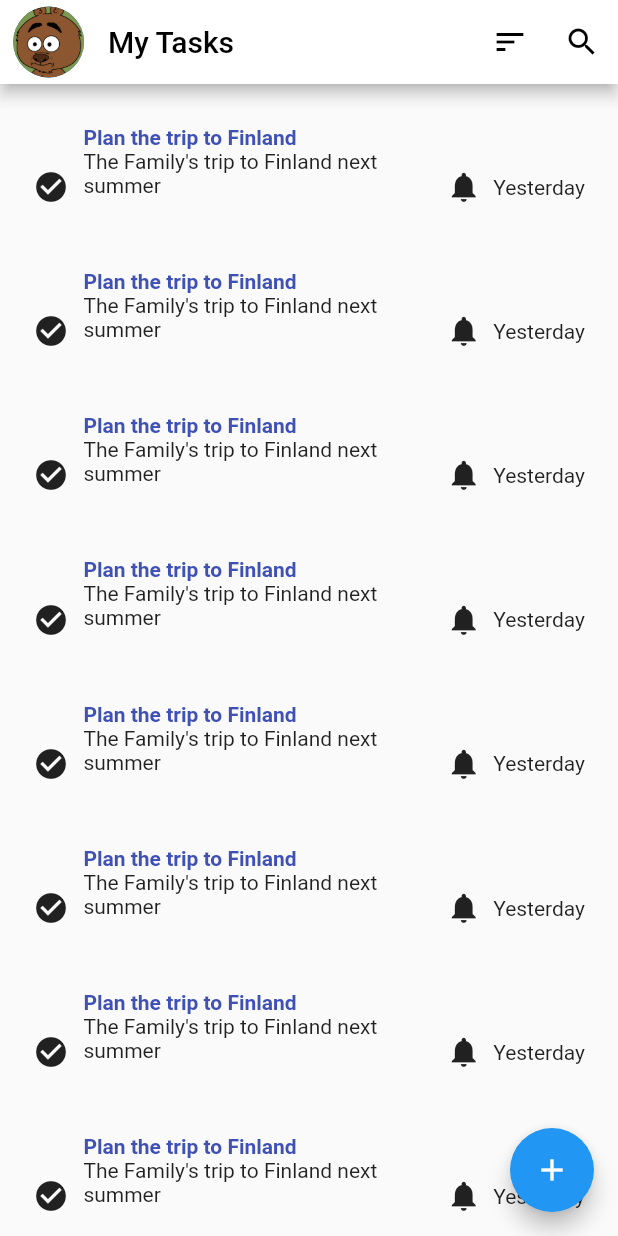
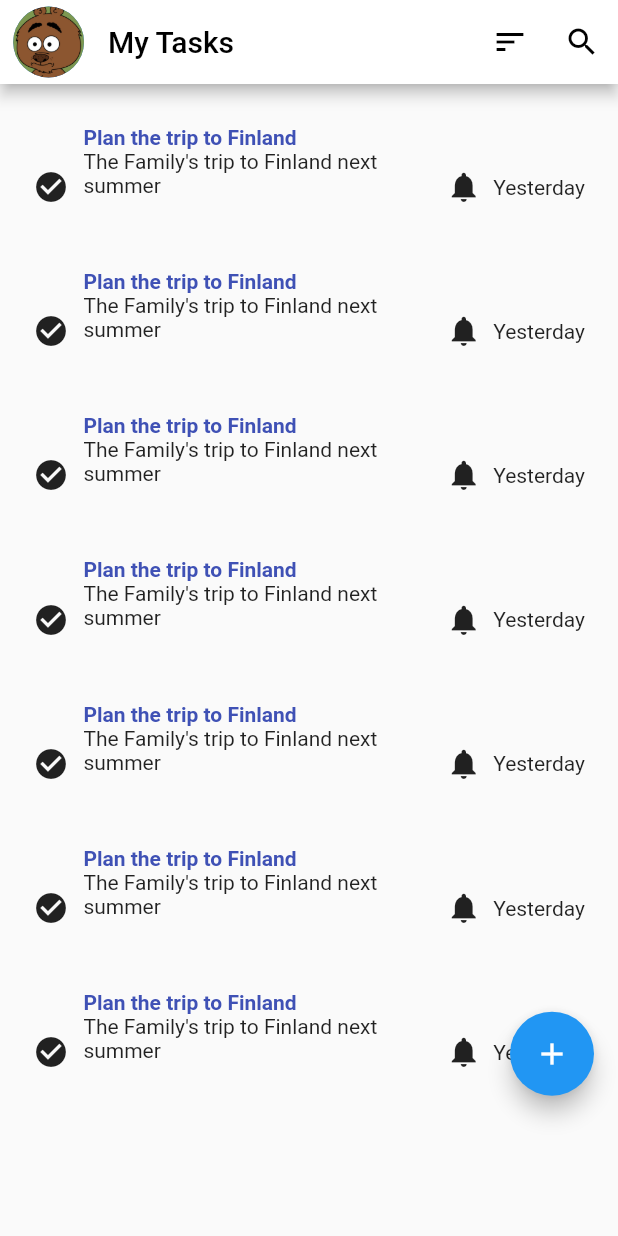
Before and after one commit to almamarie/trainees_todo_frontend, a Flutter app: the screen it shows after launch, on a phone screen of 412 x 824 dp. Run offline on Flutter 3.47's test engine with Material 2 defaults, Android fonts, the phone set to English and light mode, and no system bars; our stand-ins replace flutter_screenutil.

Commit message:
Removed the ListView in the body that contains the ListView.Separated Widget

```diff
--- a/lib/Views/homepage.dart
+++ b/lib/Views/homepage.dart
@@ -33,10 +33,7 @@ class HomeView extends StatelessWidget {
       ),
       body: Padding(
         padding: EdgeInsets.only(left: 20.w, right: 20.w, top: 20.h),
-        child: ListView(
-          children: [
-            ListView.separated(
-              shrinkWrap: true,
+        child: ListView.separated(
           separatorBuilder: (context, index) {
             return SizedBox(
               height: 10.h,
@@ -65,8 +62,7 @@ class HomeView extends StatelessWidget {
                               fontWeight: FontWeight.w600,
                             ),
                           ),
-                              Text(
-                                  "The Family's trip to Finland next \nsummer"),
+                          Text("The Family's trip to Finland next \nsummer"),
                         ],
                       ),
                     ],
@@ -85,13 +81,19 @@ class HomeView extends StatelessWidget {
             );
           },
         ),
-          ],
-        ),
       ),
       floatingActionButton: FloatingActionButton(
         onPressed: () {},
         child: const Icon(Icons.add),
       ),
+      bottomNavigationBar: SafeArea(
+        child: Padding(
+          padding: EdgeInsets.symmetric(horizontal: 8.h, vertical: 8.w),
+          child: SizedBox(
+            height: 60,
+          ),
+        ),
+      ),
     );
   }
 }
```
Lines whose indentation alone changed are shown as unchanged.
